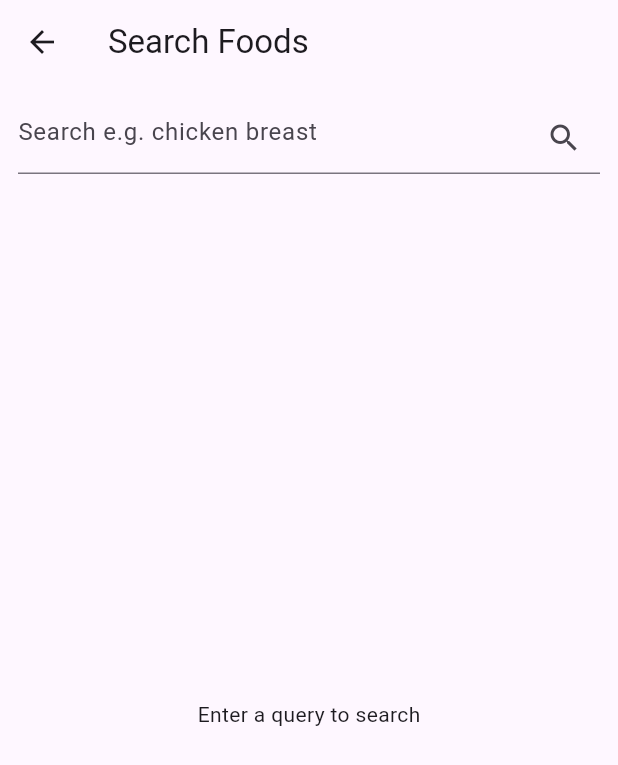
After one commit to bitrifttech/gymrat_mobile, a Flutter app: the FoodLogScreen screen opened by its route, after a tap on the "search" icon, on a phone screen of 412 x 824 dp. The commit adds this screen. Shown: the top 765 px of the screen. Run offline on Flutter 3.47's test engine with Material 3 defaults, Android fonts, the phone set to English and light mode, and no system bars; our stand-ins replace dio, drift, drift_sqflite, flutter_riverpod, go_router; missing offline and left inert: mobile_scanner; accounts and stored records are empty; generated files the repository leaves out were written again; network calls fail.

Commit message:
feat(food): Milestone 4 start - OFF search + barcode scan
- Extend foods schema (barcode/source/remoteId/isCustom/serving) + migration (v3)

- Repo: Open Food Facts search + barcode fetch + caching

- UI: Scan and Search screens; Food Log actions; routes

- Add mobile_scanner dep; analyzer clean

```diff
--- a/app/lib/data/db/app_database.dart
+++ b/app/lib/data/db/app_database.dart
@@ -43,6 +43,14 @@ class Foods extends Table {
   TextColumn get name => text()();
   TextColumn get brand => text().nullable()();
   TextColumn get servingDesc => text().nullable()();
+  // New metadata for external sources
+  TextColumn get barcode => text().nullable()();
+  TextColumn get source => text().withDefault(const Constant('custom'))(); // custom|off
+  TextColumn get remoteId => text().nullable()();
+  BoolColumn get isCustom => boolean().withDefault(const Constant(true))();
+  RealColumn get servingQty => real().nullable()();
+  TextColumn get servingUnit => text().nullable()();
+  // Macros per serving
   IntColumn get proteinG => integer().withDefault(const Constant(0))();
   IntColumn get carbsG => integer().withDefault(const Constant(0))();
   IntColumn get fatsG => integer().withDefault(const Constant(0))();
@@ -77,7 +85,7 @@ class AppDatabase extends _$AppDatabase {
   AppDatabase() : super(_openConnection());
 
   @override
-  int get schemaVersion => 2;
+  int get schemaVersion => 3;
 
   @override
   MigrationStrategy get migration => MigrationStrategy(
@@ -89,6 +97,14 @@ class AppDatabase extends _$AppDatabase {
             await m.createTable(foods);
             await m.createTable(meals);
             await m.createTable(mealItems);
+          }
+          if (from < 3) {
+            await m.addColumn(foods, foods.barcode);
+            await m.addColumn(foods, foods.source);
+            await m.addColumn(foods, foods.remoteId);
+            await m.addColumn(foods, foods.isCustom);
+            await m.addColumn(foods, foods.servingQty);
+            await m.addColumn(foods, foods.servingUnit);
           }
         },
       );
--- a/app/lib/features/food/data/food_repository.dart
+++ b/app/lib/features/food/data/food_repository.dart
@@ -1,7 +1,10 @@
+import 'dart:convert';
+
 import 'package:flutter_riverpod/flutter_riverpod.dart';
 import 'package:drift/drift.dart';
 import 'package:app/core/db_provider.dart';
 import 'package:app/data/db/app_database.dart';
+import 'package:dio/dio.dart';
 
 class MacroTotals {
   const MacroTotals({
@@ -34,8 +37,9 @@ class MealTotals {
 }
 
 class FoodRepository {
-  FoodRepository(this._db);
+  FoodRepository(this._db) : _dio = Dio(BaseOptions(baseUrl: 'https://world.openfoodfacts.org'));
   final AppDatabase _db;
+  final Dio _dio;
 
   DateTime _dateOnly(DateTime dt) => DateTime(dt.year, dt.month, dt.day);
 
@@ -69,6 +73,8 @@ class FoodRepository {
       proteinG: Value(proteinG),
       carbsG: Value(carbsG),
       fatsG: Value(fatsG),
+      isCustom: const Value(true),
+      source: const Value('custom'),
     ));
   }
 
@@ -225,7 +231,6 @@ class FoodRepository {
 
   Stream<List<(Meal, List<(MealItem, Food)>)>> watchMealsForDay(DateTime date) {
     final day = _dateOnly(date);
-    // We watch meals for the day and join with items + foods via a manual query per meal for simplicity.
     final mealsStream = (_db.select(_db.meals)..where((m) => m.date.equals(day))).watch();
     return mealsStream.asyncMap((meals) async {
       final result = <(Meal, List<(MealItem, Food)>)>[];
@@ -245,7 +250,6 @@ class FoodRepository {
   }
 
   Future<void> updateItemQuantity({required int itemId, required double quantity}) async {
-    // Recompute macros proportionally from original food values
     final item = await (_db.select(_db.mealItems)..where((i) => i.id.equals(itemId))).getSingle();
     final food = await (_db.select(_db.foods)..where((f) => f.id.equals(item.foodId))).getSingle();
     final newCalories = (food.calories * quantity).round();
@@ -263,6 +267,96 @@ class FoodRepository {
 
   Future<void> deleteMealItem(int itemId) async {
     await (_db.delete(_db.mealItems)..where((i) => i.id.equals(itemId))).go();
+  }
+
+  // --- Open Food Facts integration ---
+
+  Future<int> _cacheOrUpdateOFFFood(Map<String, dynamic> p) async {
+    final userId = await _getCurrentUserId();
+    final barcode = p['code'] as String?;
+    final product = p['product'] as Map<String, dynamic>?;
+    if (product == null) throw StateError('Invalid product payload');
+
+    String name = (product['product_name'] as String?)?.trim() ?? 'Unknown';
+    String? brand = (product['brands'] as String?)?.split(',').first.trim();
+    String? servingDesc = (product['serving_size'] as String?)?.trim();
+    double? servingQty;
+    String? servingUnit;
+    if (servingDesc != null) {
+      // naive parse like "30 g" → qty=30, unit=g
+      final parts = servingDesc.split(' ');
+      if (parts.length >= 2) {
+        servingQty = double.tryParse(parts[0]);
+        servingUnit = parts[1];
+      }
+    }
+
+    int kcal = (product['nutriments']?['energy-kcal_100g'] as num?)?.round() ?? (product['nutriments']?['energy-kcal_serving'] as num?)?.round() ?? 0;
+    int protein = (product['nutriments']?['proteins_100g'] as num?)?.round() ?? (product['nutriments']?['proteins_serving'] as num?)?.round() ?? 0;
+    int carbs = (product['nutriments']?['carbohydrates_100g'] as num?)?.round() ?? (product['nutriments']?['carbohydrates_serving'] as num?)?.round() ?? 0;
+    int fats = (product['nutriments']?['fat_100g'] as num?)?.round() ?? (product['nutriments']?['fat_serving'] as num?)?.round() ?? 0;
+
+    // Upsert by barcode if present; else by name+brand
+    final existing = barcode != null
+        ? await (_db.select(_db.foods)..where((f) => f.barcode.equals(barcode))).getSingleOrNull()
+        : null;
+    final companion = FoodsCompanion(
+      userId: Value(userId),
+      name: Value(name),
+      brand: Value(brand),
+      servingDesc: Value(servingDesc),
+      barcode: Value(barcode),
+      source: const Value('off'),
+      remoteId: Value(barcode),
+      isCustom: const Value(false),
+      servingQty: Value(servingQty),
+      servingUnit: Value(servingUnit),
+      calories: Value(kcal),
+      proteinG: Value(protein),
+      carbsG: Value(carbs),
+      fatsG: Value(fats),
+    );
+    if (existing == null) {
+      return _db.into(_db.foods).insert(companion);
+    } else {
+      await (_db.update(_db.foods)..where((f) => f.id.equals(existing.id))).write(companion);
+      return existing.id;
+    }
+  }
+
+  Future<int?> fetchByBarcodeAndCache(String barcode) async {
+    try {
+      final res = await _dio.get('/api/v2/product/$barcode.json');
+      final data = res.data is String ? jsonDecode(res.data as String) : res.data as Map<String, dynamic>;
+      if (data['status'] == 1) {
+        return _cacheOrUpdateOFFFood({'code': barcode, 'product': data['product'] as Map<String, dynamic>});
+      }
+      return null;
+    } catch (_) {
+      return null;
+    }
+  }
+
+  Future<List<int>> searchFoodsAndCache(String query, {int page = 1, int pageSize = 10}) async {
+    try {
+      final res = await _dio.get('/cgi/search.pl', queryParameters: {
+        'search_terms': query,
+        'search_simple': 1,
+        'json': 1,
+        'page': page,
+        'page_size': pageSize,
+      });
+      final data = res.data is String ? jsonDecode(res.data as String) : res.data as Map<String, dynamic>;
+      final products = (data['products'] as List?)?.cast<Map<String, dynamic>>() ?? [];
+      final ids = <int>[];
+      for (final p in products) {
+        final id = await _cacheOrUpdateOFFFood({'code': p['code'], 'product': p});
+        ids.add(id);
+      }
+      return ids;
+    } catch (_) {
+      return [];
+    }
   }
 }
 
@@ -287,3 +381,11 @@ final todaysMealsProvider = StreamProvider.autoDispose<List<(Meal, List<(MealIte
   final repo = ref.read(foodRepositoryProvider);
   return repo.watchMealsForDay(DateTime.now());
 });
+
+final offSearchResultsProvider = FutureProvider.autoDispose.family<List<Food>, String>((ref, query) async {
+  final repo = ref.read(foodRepositoryProvider);
+  final ids = await repo.searchFoodsAndCache(query);
+  if (ids.isEmpty) return [];
+  final foodsList = await (repo._db.select(repo._db.foods)..where((f) => f.id.isIn(ids))).get();
+  return foodsList;
+});
--- a/app/lib/features/food/ui/food_log_screen.dart
+++ b/app/lib/features/food/ui/food_log_screen.dart
@@ -1,6 +1,7 @@
 import 'package:flutter/material.dart';
 import 'package:flutter_riverpod/flutter_riverpod.dart';
 import 'package:app/features/food/data/food_repository.dart';
+import 'package:go_router/go_router.dart';
 
 class FoodLogScreen extends ConsumerStatefulWidget {
   const FoodLogScreen({super.key});
@@ -119,7 +120,21 @@ class _FoodLogScreenState extends ConsumerState<FoodLogScreen> {
     final perMeal = ref.watch(todayPerMealTotalsProvider);
 
     return Scaffold(
-      appBar: AppBar(title: const Text('Log Food')),
+      appBar: AppBar(
+        title: const Text('Log Food'),
+        actions: [
+          IconButton(
+            tooltip: 'Scan barcode',
+            onPressed: () => context.pushNamed('food.scan'),
+            icon: const Icon(Icons.qr_code_scanner),
+          ),
+          IconButton(
+            tooltip: 'Search foods',
+            onPressed: () => context.pushNamed('food.search'),
+            icon: const Icon(Icons.search),
+          ),
+        ],
+      ),
       body: ListView(
         padding: const EdgeInsets.all(16),
         children: [
--- /dev/null
+++ b/app/lib/features/food/ui/food_search_screen.dart
@@ -0,0 +1,69 @@
+import 'package:flutter/material.dart';
+import 'package:flutter_riverpod/flutter_riverpod.dart';
+import 'package:app/features/food/data/food_repository.dart';
+
+class FoodSearchScreen extends ConsumerStatefulWidget {
+  const FoodSearchScreen({super.key});
+
+  @override
+  ConsumerState<FoodSearchScreen> createState() => _FoodSearchScreenState();
+}
+
+class _FoodSearchScreenState extends ConsumerState<FoodSearchScreen> {
+  final _queryCtrl = TextEditingController();
+
+  @override
+  void dispose() {
+    _queryCtrl.dispose();
+    super.dispose();
+  }
+
+  @override
+  Widget build(BuildContext context) {
+    final query = _queryCtrl.text.trim();
+    final results = ref.watch(offSearchResultsProvider(query));
+
+    return Scaffold(
+      appBar: AppBar(title: const Text('Search Foods')),
+      body: Column(
+        children: [
+          Padding(
+            padding: const EdgeInsets.all(12.0),
+            child: TextField(
+              controller: _queryCtrl,
+              decoration: InputDecoration(
+                hintText: 'Search e.g. chicken breast',
+                suffixIcon: IconButton(
+                  icon: const Icon(Icons.search),
+                  onPressed: () => setState(() {}),
+                ),
+              ),
+              onSubmitted: (_) => setState(() {}),
+            ),
+          ),
+          Expanded(
+            child: results.when(
+              loading: () => const Center(child: CircularProgressIndicator()),
+              error: (e, st) => Center(child: Text('Error: $e')),
+              data: (foods) {
+                if (query.isEmpty) return const Center(child: Text('Enter a query to search'));
+                if (foods.isEmpty) return const Center(child: Text('No results'));
+                return ListView.builder(
+                  itemCount: foods.length,
+                  itemBuilder: (ctx, i) {
+                    final f = foods[i];
+                    return ListTile(
+                      title: Text(f.name),
+                      subtitle: Text('${f.brand ?? ''} ${f.servingDesc ?? ''}'.trim()),
+                      trailing: Text('${f.calories} kcal'),
+                    );
+                  },
+                );
+              },
+            ),
+          ),
+        ],
+      ),
+    );
+  }
+}
--- a/app/lib/router/app_router.dart
+++ b/app/lib/router/app_router.dart
@@ -7,6 +7,8 @@ import 'package:app/features/onboarding/ui/onboarding_screen.dart';
 import 'package:app/features/settings/ui/edit_settings_screen.dart';
 import 'package:app/features/food/ui/food_log_screen.dart';
 import 'package:app/features/food/ui/meals_today_screen.dart';
+import 'package:app/features/food/ui/scan_food_screen.dart';
+import 'package:app/features/food/ui/food_search_screen.dart';
 
 class _StubScreen extends StatelessWidget {
   const _StubScreen(this.title);
@@ -65,6 +67,20 @@ final goRouterProvider = Provider<GoRouter>((ref) {
         },
       ),
       GoRoute(
+        path: '/food/scan',
+        name: 'food.scan',
+        pageBuilder: (BuildContext context, GoRouterState state) {
+          return const NoTransitionPage(child: ScanFoodScreen());
+        },
+      ),
+      GoRoute(
+        path: '/food/search',
+        name: 'food.search',
+        pageBuilder: (BuildContext context, GoRouterState state) {
+          return const NoTransitionPage(child: FoodSearchScreen());
+        },
+      ),
+      GoRoute(
         path: '/workout/start',
         name: 'workout.start',
         pageBuilder: (BuildContext context, GoRouterState state) {
--- a/app/pubspec.yaml
+++ b/app/pubspec.yaml
@@ -44,6 +44,7 @@ dependencies:
   build_runner: ^2.7.0
   drift_dev: ^2.28.1
   path: ^1.9.1
+  mobile_scanner: ^5.2.3
 
 dev_dependencies:
   flutter_test:
```
Also changed, not shown: app/lib/features/food/ui/scan_food_screen.dart (added, +44 -0 lines), app/lib/data/db/app_database.g.dart, app/pubspec.lock.
